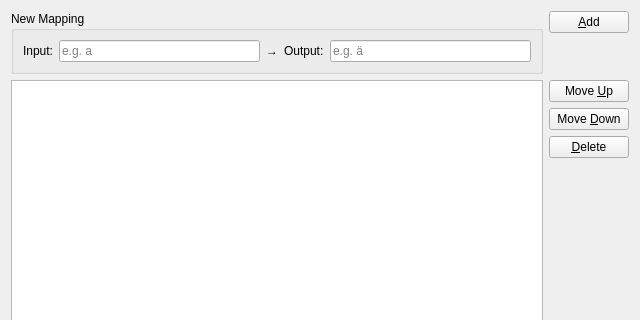
Qt form addon/config-editor/editor.ui (Maik-0000FF/schnelle-umlaute) before a commit; both pictures show x 0 to 640 and y 0 to 320 of the 640 by 500 pixel window.
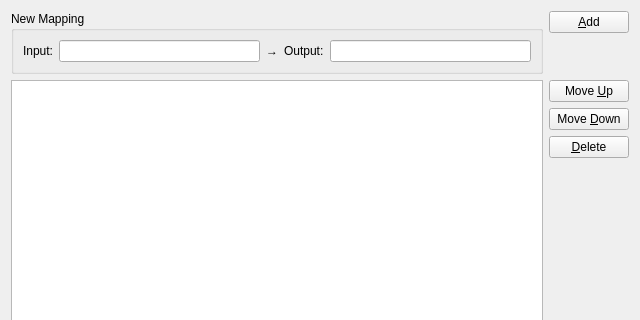
The same form after that commit. Icons and pictures are not drawn.

What changed in the file:
```diff
--- a/addon/config-editor/editor.ui
+++ b/addon/config-editor/editor.ui
@@ -32,8 +32,8 @@
       </item>
       <item>
        <widget class="QLineEdit" name="inputEdit">
-        <property name="placeholderText">
-         <string>e.g. a</string>
+        <property name="maxLength">
+         <number>1</number>
         </property>
         <property name="maximumWidth">
          <number>80</number>
@@ -55,11 +55,7 @@
        </widget>
       </item>
       <item>
-       <widget class="QLineEdit" name="outputEdit">
-        <property name="placeholderText">
-         <string>e.g. ä</string>
-        </property>
-       </widget>
+       <widget class="QLineEdit" name="outputEdit"/>
       </item>
      </layout>
     </widget>
```
Left out of the diff: 4 changed lines with no effect on the pictures.
